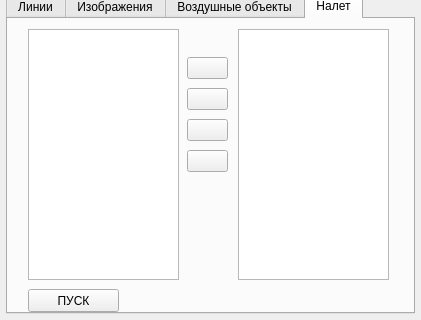
This is adminform.ui in RomanAnoshin/ufsspMap-1 as Qt 5 draws it before an edit; both pictures show x 0 to 421 and y 166 to 486 of the 421 by 486 pixel window. The edited form follows.
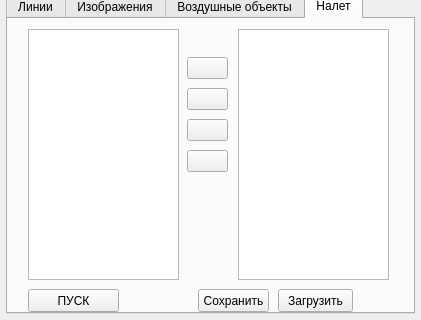
This is the edited form. The open tabs and pages were chosen to show the change. Icons and pictures are not drawn.

```diff
--- a/adminform.ui
+++ b/adminform.ui
@@ -818,6 +818,32 @@
         </item>
        </layout>
       </widget>
+      <widget class="QPushButton" name="saveFlying">
+       <property name="geometry">
+        <rect>
+         <x>190</x>
+         <y>270</y>
+         <width>71</width>
+         <height>23</height>
+        </rect>
+       </property>
+       <property name="text">
+        <string>Сохранить</string>
+       </property>
+      </widget>
+      <widget class="QPushButton" name="loadFlying">
+       <property name="geometry">
+        <rect>
+         <x>270</x>
+         <y>270</y>
+         <width>75</width>
+         <height>23</height>
+        </rect>
+       </property>
+       <property name="text">
+        <string>Загрузить</string>
+       </property>
+      </widget>
      </widget>
     </widget>
    </item>
```
Left out of the diff: 2 changed lines with no effect on the pictures.
